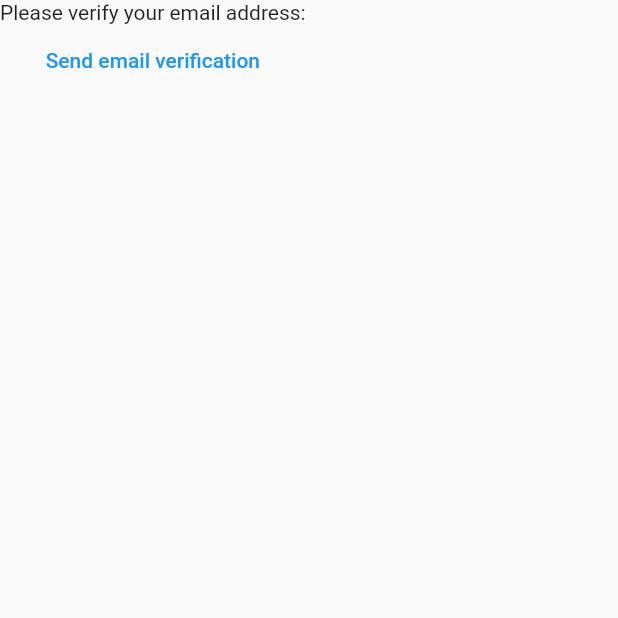
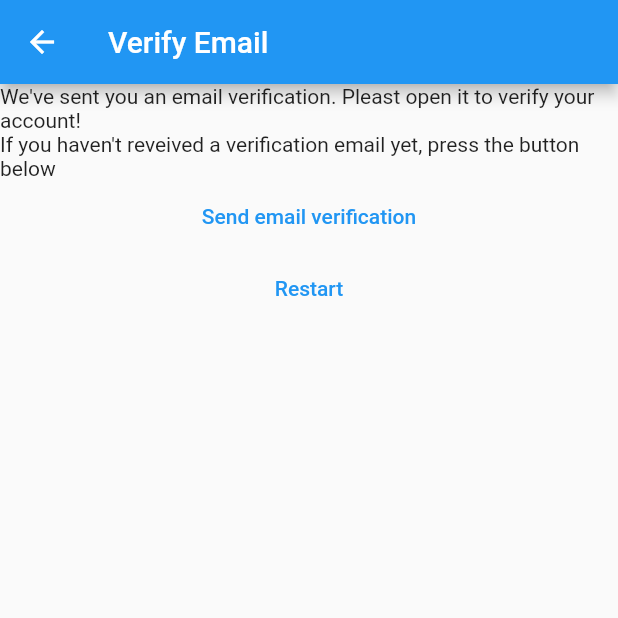
Before and after one commit to Md-Raihan-Alam/Flutter-Tutorial, a Flutter app: the VerifyEmailView screen opened directly, on a phone screen of 412 x 824 dp, the top half of it. Run offline on Flutter 3.47's test engine with Material 2 defaults, Android fonts, the phone set to English and light mode, and no system bars; our stand-ins replace firebase_auth, firebase_core; accounts and stored records are empty.

Commit message:
new things learned

```diff
--- a/flutterapp/lib/constants/routes.dart
+++ b/flutterapp/lib/constants/routes.dart
@@ -1,3 +1,4 @@
 const loginRoute = '/login/';
 const registerRoute = '/register/';
 const notesRoute = '/notes/';
+const verifyEmailRoute = '/verify-email/';
--- a/flutterapp/lib/main.dart
+++ b/flutterapp/lib/main.dart
@@ -23,6 +23,7 @@ void main() {
         loginRoute: (context) => const LoginView(),
         registerRoute: (context) => const RegisterView(),
         notesRoute: (context) => const NoteView(),
+        verifyEmailRoute: (context) => const VerifyEmailView(),
       },
     ),
   );
--- a/flutterapp/lib/views/verify_email_view.dart
+++ b/flutterapp/lib/views/verify_email_view.dart
@@ -1,6 +1,7 @@
 import 'package:firebase_auth/firebase_auth.dart';
 import 'package:flutter/cupertino.dart';
 import 'package:flutter/material.dart';
+import 'package:flutterapp/constants/routes.dart';
 
 class VerifyEmailView extends StatefulWidget {
   const VerifyEmailView({super.key});
@@ -13,14 +14,29 @@ class _VerifyEmailViewState extends State<VerifyEmailView> {
   @override
   Widget build(BuildContext context) {
     return Scaffold(
+      appBar: AppBar(
+        title: const Text('Verify Email'),
+      ),
       body: Column(children: [
-        const Text("Please verify your email address:"),
+        const Text(
+            "We've sent you an email verification. Pleast open it to verify your account!"),
+        const Text(
+            "If you haven't reveived a verification email yet, press the button below"),
         TextButton(
-            onPressed: () async {
-              final user = FirebaseAuth.instance.currentUser;
-              await user?.sendEmailVerification();
-            },
-            child: const Text("Send email verification"))
+          onPressed: () async {
+            final user = FirebaseAuth.instance.currentUser;
+            await user?.sendEmailVerification();
+          },
+          child: const Text("Send email verification"),
+        ),
+        TextButton(
+          onPressed: () async {
+            await FirebaseAuth.instance.signOut();
+            Navigator.of(context)
+                .pushNamedAndRemoveUntil(registerRoute, (route) => false);
+          },
+          child: const Text('Restart'),
+        )
       ]),
     );
   }
```
Also changed, not shown: flutterapp/lib/views/login_view.dart (+14 -4 lines), flutterapp/lib/views/register_view.dart (+23 -8 lines).
